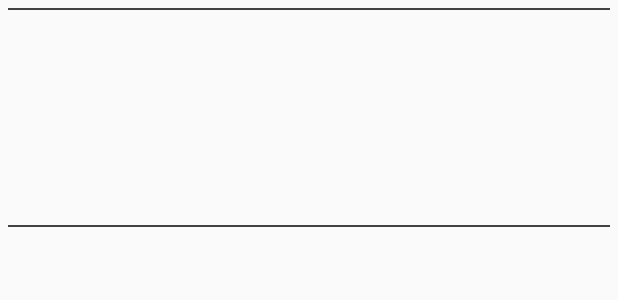
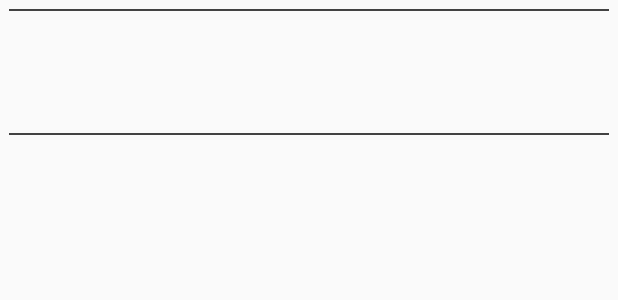
Before and after one commit to lucasfarias93/Proyect_Movies, an Android app: the layout layout_item_list.xml on its own in the app's theme, with its tools: preview values and no code run, on a phone screen of 412 x 824 dp. Shown: the top 300 px of the screen. Run offline under Robolectric (Android 15) with nearby library versions, the phone set to English and light mode, and no system bars.

Commit message:
Revert "User Review fix"
This reverts commit fda5f462c14160f71910f898bf18ea2676552317.

```diff
--- a/ProjectMovies/app/src/main/java/webview/project/movies/Fragments/MovieDetailsFragment.java
+++ b/ProjectMovies/app/src/main/java/webview/project/movies/Fragments/MovieDetailsFragment.java
@@ -94,7 +94,7 @@ public class MovieDetailsFragment extends Fragment {
 
         movie_vote = b.getDouble("vote");
         String vote_string = Double.toString(movie_vote);
-        if (isNetworkConnected(getActivity())){
+        if (isNetworkConnected(context)){
 
             title.setText(b.getString("title"));
             overview.setText(b.getString("overview"));
--- a/ProjectMovies/app/src/main/res/layout/activity_reviews.xml
+++ b/ProjectMovies/app/src/main/res/layout/activity_reviews.xml
@@ -6,15 +6,14 @@
     <RelativeLayout xmlns:android="http://schemas.android.com/apk/res/android"
         xmlns:tools="http://schemas.android.com/tools"
         android:layout_width="match_parent"
-        android:layout_height="wrap_content"
+        android:layout_height="match_parent"
+        android:paddingRight="@dimen/activity_horizontal_margin"
         tools:context="webview.project.movies.Activities.ReviewsActivity">
 
 
         <android.support.v7.widget.RecyclerView
             android:id="@+id/list_recycler_view"
             android:layout_width="match_parent"
-            android:layout_height="wrap_content"
-            android:clipToPadding="false"
-                      />
+            android:layout_height="match_parent" />
     </RelativeLayout>
 </ScrollView>
--- a/ProjectMovies/app/src/main/res/layout/layout_item_list.xml
+++ b/ProjectMovies/app/src/main/res/layout/layout_item_list.xml
@@ -2,10 +2,10 @@
 <LinearLayout xmlns:android="http://schemas.android.com/apk/res/android"
     android:id="@+id/linear_layout_list"
     android:layout_width="match_parent"
-    android:layout_height="wrap_content"
+    android:layout_height="match_parent"
     android:orientation="vertical"
-    android:padding="5dp"
-            >
+    android:padding="6dp">
+
     <LinearLayout
         android:layout_width="match_parent"
         android:layout_height="1dp"
@@ -13,42 +13,26 @@
         android:layout_marginBottom="2dp"
         android:background="@color/colorPrimaryDark"
         />
-
     <TextView
         android:id="@+id/author"
         android:layout_width="match_parent"
-            android:layout_height="wrap_content"
-            android:paddingTop="15dp"
-            android:textSize="18sp"
-            android:layout_gravity="top"
-
-            />
+        android:layout_height="wrap_content" />
 
     <TextView
         android:id="@+id/content"
         android:layout_width="match_parent"
-            android:layout_height="wrap_content"
-            android:paddingTop="5dp"
-            android:textSize="18sp"
-            android:layout_gravity="top"
-            />
+        android:layout_height="wrap_content" />
 
     <TextView
         android:id="@+id/url"
         android:layout_width="match_parent"
         android:layout_height="wrap_content"
-            android:clickable="true"
-            android:textSize="18sp"
-            android:layout_gravity="top"
-            />
+        android:clickable="true" />
 
     <TextView
         android:id="@+id/id"
         android:layout_width="match_parent"
-            android:layout_height="wrap_content"
-            android:textSize="18sp"
-            android:padding="10dp"
-           />
+        android:layout_height="wrap_content" />
 
     <LinearLayout
         android:layout_width="match_parent"
@@ -57,6 +41,4 @@
         android:layout_marginTop="2dp"
         android:background="@color/colorPrimaryDark"
         />
-
-
 </LinearLayout>
```
Lines whose indentation alone changed are shown as unchanged.
